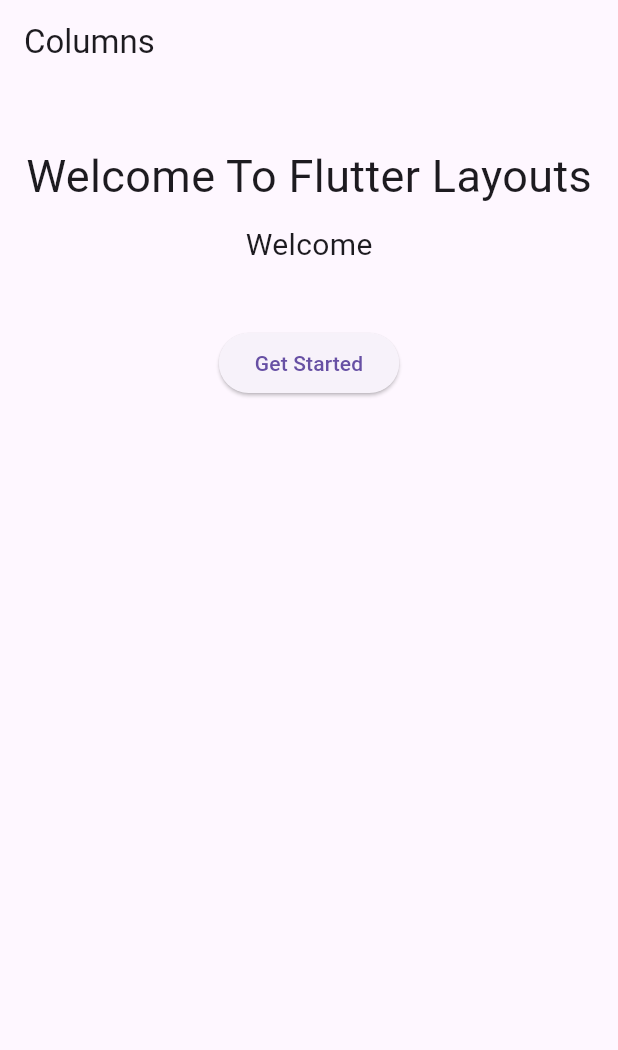
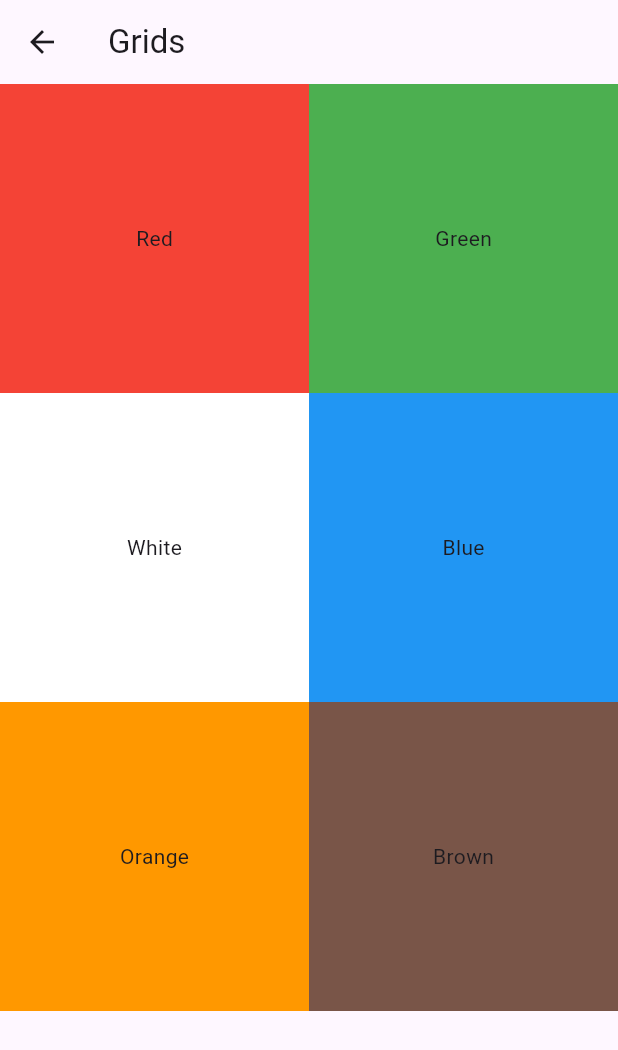
Before and after one commit to ITZARYAN18/practice1, a Flutter app: the screen it shows after launch, after a tap on "Get Started", on a phone screen of 412 x 824 dp. Shown: the top 1050 px of the screen. Run offline on Flutter 3.47's test engine with Material 3 defaults, Android fonts, the phone set to English and light mode, and no system bars.

Commit message:
task1 done

```diff
--- a/lib/main.dart
+++ b/lib/main.dart
@@ -1,4 +1,5 @@
 import 'package:flutter/material.dart';
+import 'package:notes_app/task1/gridwa.dart';
 import 'package:notes_app/task1/kolum.dart';
 
 void main() {
--- a/lib/task1/gridwa.dart
+++ b/lib/task1/gridwa.dart
@@ -0,0 +1,47 @@
+import 'package:flutter/material.dart';
+
+class GridTrial extends StatelessWidget {
+  const GridTrial({super.key});
+
+  @override
+  Widget build(BuildContext context) {
+    return Scaffold(
+      appBar:AppBar(
+        title: Text("Grids"),
+      ) ,
+      body: GridView.count(crossAxisCount: 2,children: [
+        Container(
+          color: Colors.red,
+          child: Center(child: Text("Red")),
+
+        ),
+        Container(
+          color: Colors.green,
+          child: Center(child: Text("Green")),
+
+        ),
+        Container(
+          color: Colors.white,
+          child: Center(child: Text("White")),
+
+        ),
+        Container(
+          color: Colors.blue,
+          child: Center(child: Text("Blue")),
+
+        ),
+        Container(
+          color: Colors.orange,
+          child: Center(child: Text("Orange")),
+
+        ),
+        Container(
+          color: Colors.brown,
+          child: Center(child: Text("Brown")),
+
+        ),
+
+      ],),
+    );
+  }
+}
--- a/lib/task1/kolum.dart
+++ b/lib/task1/kolum.dart
@@ -1,4 +1,5 @@
 import 'package:flutter/material.dart';
+import 'package:notes_app/task1/gridwa.dart';
 
 class ColumnTrial extends StatelessWidget {
   const ColumnTrial({super.key});
@@ -31,7 +32,9 @@ class ColumnTrial extends StatelessWidget {
           ),
           SizedBox(height: 40,),
           Container(
-            child: ElevatedButton(onPressed: (){}, child: Text("Get Started")),
+            child: ElevatedButton(onPressed: (){
+              Navigator.push(context, MaterialPageRoute(builder: (context)=> GridTrial()));
+            }, child: Text("Get Started")),
           )
 
         ],
```
